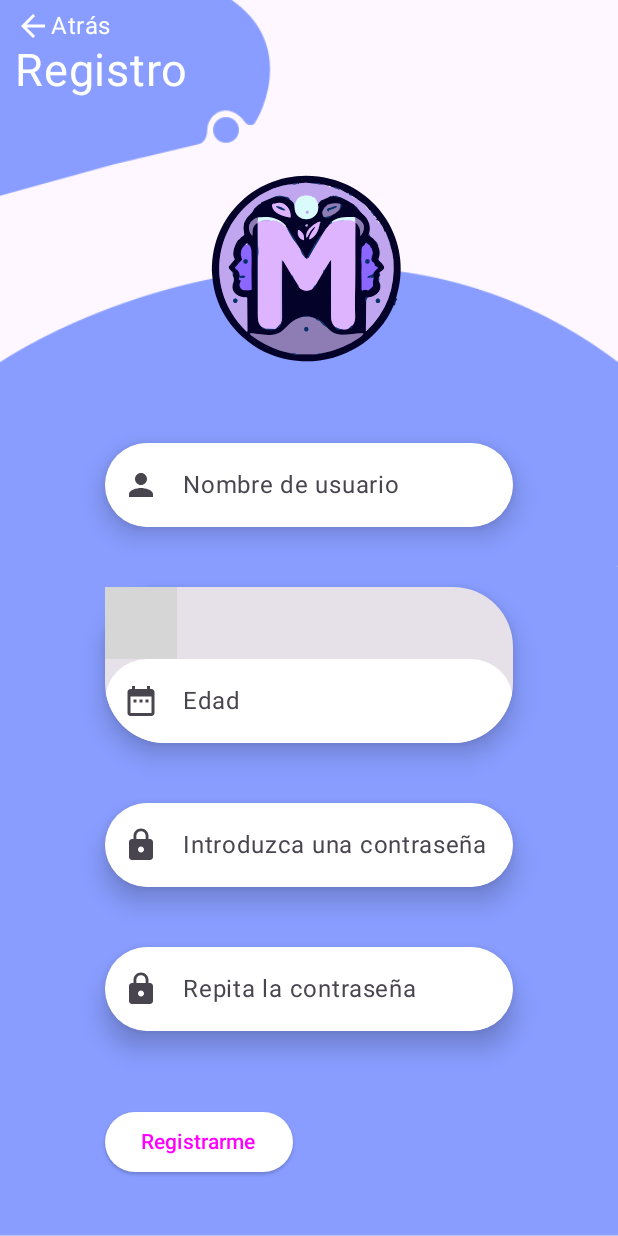
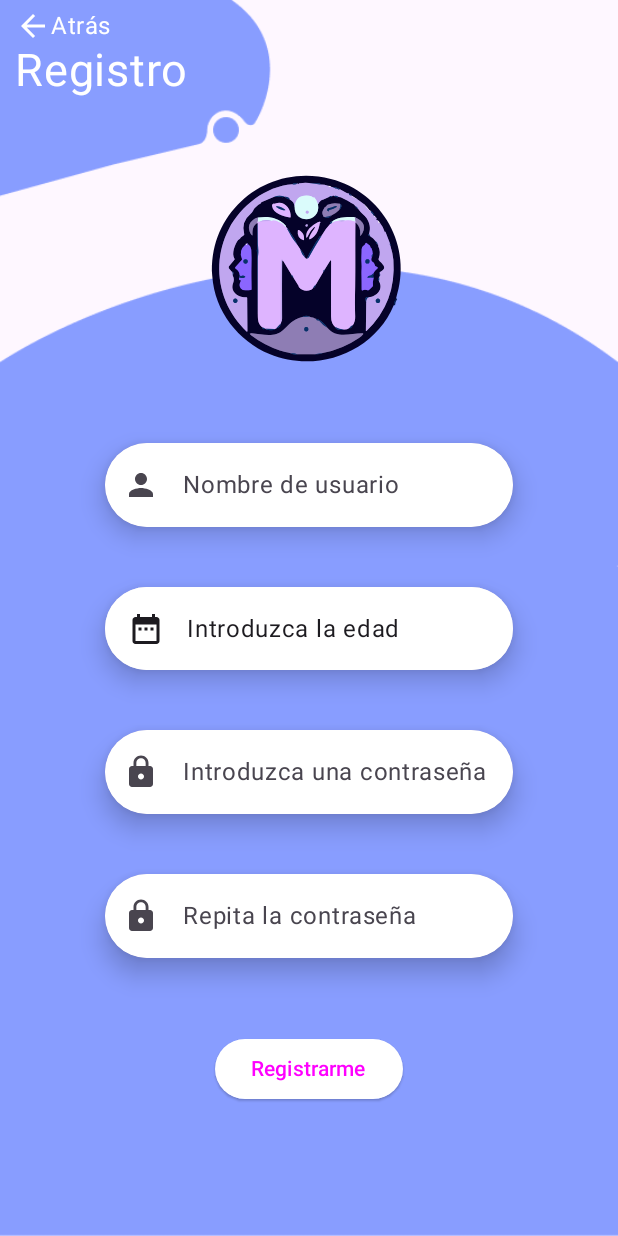
Before and after one commit to Recurvez/MejorAppTGrupoB, an Android app built with Jetpack Compose: the screen it shows after launch (MainActivity), on a phone screen of 412 x 824 dp. Run offline under Robolectric (Android 15) with nearby library versions, the phone set to English and light mode, and no system bars; grey boxes are pictures that could not be loaded.

Commit message:
Register screen in process

```diff
--- a/app/src/main/java/com/example/mejorapptgrupob/screens/registerScreen/RegisterScreen.kt
+++ b/app/src/main/java/com/example/mejorapptgrupob/screens/registerScreen/RegisterScreen.kt
@@ -4,6 +4,7 @@ import android.content.Context
 import android.widget.Toast
 import androidx.compose.foundation.BorderStroke
 import androidx.compose.foundation.Image
+import androidx.compose.foundation.background
 import androidx.compose.foundation.clickable
 import androidx.compose.foundation.layout.Arrangement
 import androidx.compose.foundation.layout.Column
@@ -20,11 +21,13 @@ import androidx.compose.material.icons.filled.ArrowBack
 import androidx.compose.material.icons.filled.DateRange
 import androidx.compose.material.icons.filled.Lock
 import androidx.compose.material.icons.filled.Person
+import androidx.compose.material3.Button
 import androidx.compose.material3.ButtonDefaults
 import androidx.compose.material3.Card
 import androidx.compose.material3.CardDefaults
 import androidx.compose.material3.ElevatedButton
 import androidx.compose.material3.Icon
+import androidx.compose.material3.IconButton
 import androidx.compose.material3.IconToggleButton
 import androidx.compose.material3.Text
 import androidx.compose.material3.TextField
@@ -192,34 +195,49 @@ class RegisterScreen {
                             }
                         )
                         {
-                            IconToggleButton(checked =, onCheckedChange =) {
+                            var age by remember { mutableStateOf("Introduzca la edad") }
+                            var isOpenDialog by remember { mutableStateOf(false) }
+                            Row(
+                                verticalAlignment = Alignment.CenterVertically,
+                                horizontalArrangement = Arrangement.Start,
+                                modifier = Modifier
+                                    .fillMaxWidth()
+                                    .height(55.dp)
+                                    .background(Color.White)
+                                    .clickable { isOpenDialog = true }
+                                    .padding(start = 15.dp, end = 15.dp)
+
+                            ) {
+                                Icon(
+                                    imageVector = Icons.Filled.DateRange,
+                                    contentDescription = "Icono fecha nacimiento"
+                                )
+                                Row(
+                                    Modifier.fillMaxWidth(),
+
+                                ) {
+
+                                    Text(
+                                        text = age,
+                                        modifier = Modifier.padding(start = 15.dp)
+                                    )
+                                    if(age != "Introduzca la edad" && age != ""){
+                                        Text(
+                                            text = " años",
+                                        )
+                                    }
+                                }
 
                             }
-                            TextField(
-                                value = "",
-                                onValueChange = { },
-                                shape = RoundedCornerShape(40.dp),
-                                placeholder = { Text(text = "Edad") },
-                                readOnly = true,
-                                leadingIcon = {
-                                    Icon(
-                                        imageVector = Icons.Filled.DateRange,
-                                        contentDescription = ""
-                                    )
-                                },
-                                colors = TextFieldDefaults.colors(
-                                    unfocusedIndicatorColor = Color.Transparent,
-                                    focusedIndicatorColor = Color.Transparent,
-                                    unfocusedContainerColor = Color.White, // TODO --> CAMBIAR  COLORES
-                                    focusedContainerColor = Color.White, // TODO --> CAMBIAR  COLORES
-                                ),
-                                modifier = Modifier
-                                    .width(280.dp)
-                                    .onFocusChanged {
-                                        // Se asigna el valor de isFocused(true or false) a la variable isFocus
-                                        isAgeFocus = it.isFocused
+
+                            when{
+                                isOpenDialog -> {
+                                    val (obtainedStatusDialog, newAge) = CardAge()
+                                    isOpenDialog =  obtainedStatusDialog as Boolean
+                                    age = newAge as String
                                 }
-                            )
+                            }
+
                         }
 
                         Spacer(modifier = Modifier.padding(20.dp))
@@ -302,6 +320,10 @@ class RegisterScreen {
 
                         Spacer(modifier = Modifier.height(50.dp))
 
+                        Row(Modifier
+                            .fillMaxWidth(),
+                            horizontalArrangement = Arrangement.Center
+                        ) {
                             ElevatedButton(
                                 colors = ButtonDefaults.buttonColors(
                                     containerColor = Color.White, // TODO --> CAMBIAR  COLORES
@@ -311,6 +333,8 @@ class RegisterScreen {
                             ) {
                                 Text(text = "Registrarme")
                             }
+                        }
+
 
                     }
 
```
Also changed, not shown: app/src/main/java/com/example/mejorapptgrupob/screens/registerScreen/CardAge.kt (added, +143 -0 lines). Lines whose indentation alone changed are shown as unchanged.
